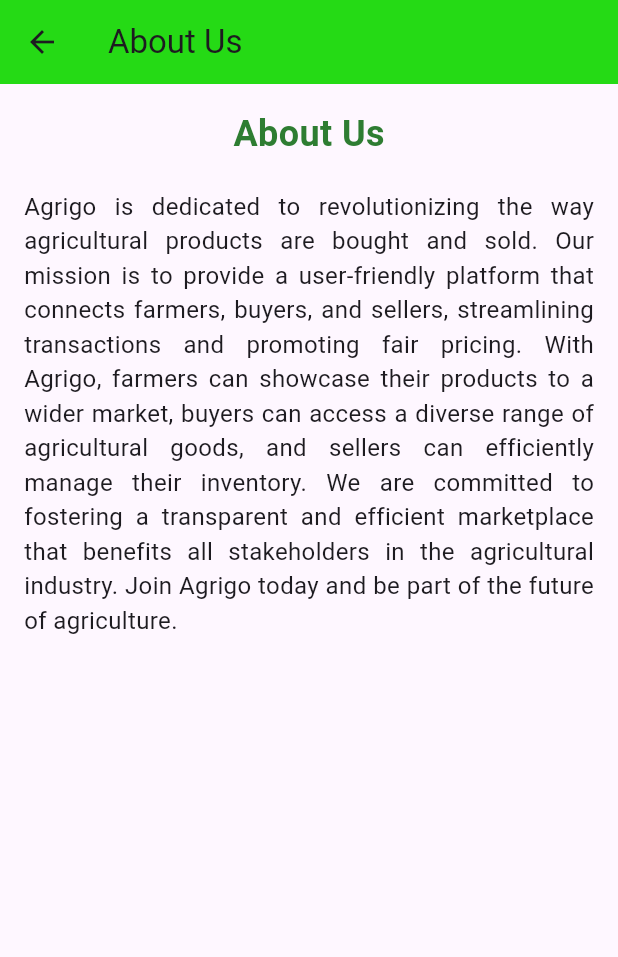
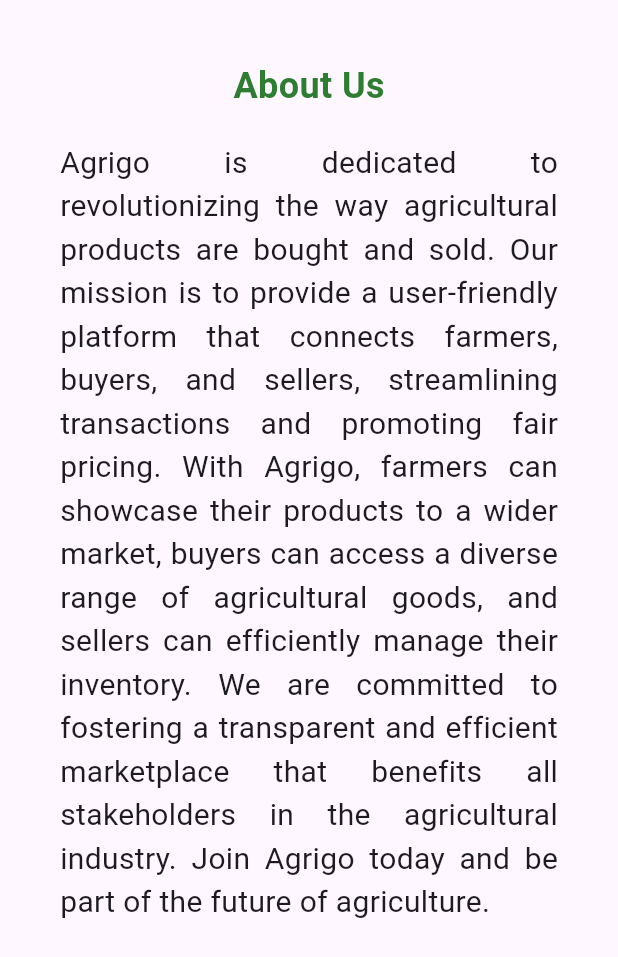
Before and after one commit to thommadurasahan/AgriGo-v1-Repo, a Flutter app: the AboutUs screen opened directly, on a phone screen of 412 x 824 dp. Shown: the top 957 px of the screen. Run offline on Flutter 3.47's test engine with Material 3 defaults, Android fonts, the phone set to English and light mode, and no system bars; our stand-ins replace carousel_slider, firebase_auth, firebase_core; accounts and stored records are empty.

Commit message:
Update aboutus.dart

```diff
--- a/flutter_agrigo/lib/aboutus.dart
+++ b/flutter_agrigo/lib/aboutus.dart
@@ -5,13 +5,9 @@ class AboutUs extends StatelessWidget {
 
   @override
   Widget build(BuildContext context) {
-    return Scaffold(
-      appBar: AppBar(
-        title: const Text('About Us'),
-        backgroundColor: const Color(0xFF25DA15),
-      ),
-      body: const Padding(
-        padding: EdgeInsets.all(16.0),
+    return const Scaffold(
+      body: Padding(
+        padding: EdgeInsets.all(40.0),
         child: Column(
           mainAxisAlignment: MainAxisAlignment.start,
           children: [
@@ -26,7 +22,7 @@ class AboutUs extends StatelessWidget {
             SizedBox(height: 20),
             Text(
               "Agrigo is dedicated to revolutionizing the way agricultural products are bought and sold. Our mission is to provide a user-friendly platform that connects farmers, buyers, and sellers, streamlining transactions and promoting fair pricing. With Agrigo, farmers can showcase their products to a wider market, buyers can access a diverse range of agricultural goods, and sellers can efficiently manage their inventory. We are committed to fostering a transparent and efficient marketplace that benefits all stakeholders in the agricultural industry. Join Agrigo today and be part of the future of agriculture.",
-              style: TextStyle(fontSize: 16),
+              style: TextStyle(fontSize: 20),
               textAlign: TextAlign.justify,
             ),
           ],
--- a/flutter_agrigo/lib/main.dart
+++ b/flutter_agrigo/lib/main.dart
@@ -1,5 +1,5 @@
 import 'package:flutter/material.dart';
-import 'package:flutter_agrigo/get_started_sin.dart';
+import 'package:flutter_agrigo/aboutus.dart';
 
 void main() {
   runApp(const MyApp());
@@ -11,7 +11,7 @@ class MyApp extends StatelessWidget {
   @override
   Widget build(BuildContext context) {
     return const MaterialApp(
-      home: GetStartSin(),
+      home: AboutUs(),
     );
   }
 }
```
